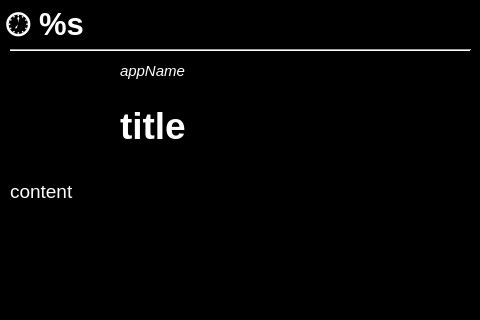
Above: ui/main.ui from bartekmuzyk/remoteNotificationsServer before the change. Below: the same form after it.
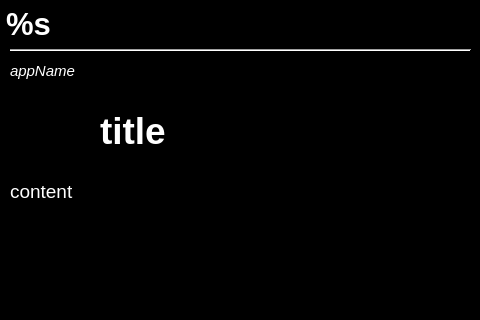
That is the form after the change.

Commit message: Wsparcie dla milisekund podczas synchronizowania czasu, możliwość przekazania informacji o powiadomieniu przez formularz typu x-www-form-urlencoded, dopracowane GUI

```diff
--- a/ui/main.ui
+++ b/ui/main.ui
@@ -45,9 +45,9 @@
     <property name="geometry">
      <rect>
       <x>10</x>
-      <y>60</y>
-      <width>101</width>
-      <height>101</height>
+      <y>90</y>
+      <width>81</width>
+      <height>81</height>
      </rect>
     </property>
     <property name="text">
@@ -60,9 +60,9 @@
    <widget class="QLabel" name="appName">
     <property name="geometry">
      <rect>
-      <x>120</x>
+      <x>10</x>
       <y>60</y>
-      <width>351</width>
+      <width>461</width>
       <height>21</height>
      </rect>
     </property>
@@ -80,21 +80,21 @@
    <widget class="QLabel" name="title">
     <property name="geometry">
      <rect>
-      <x>120</x>
-      <y>90</y>
-      <width>351</width>
-      <height>71</height>
+      <x>100</x>
+      <y>80</y>
+      <width>371</width>
+      <height>101</height>
      </rect>
     </property>
     <property name="minimumSize">
      <size>
-      <width>351</width>
+      <width>0</width>
       <height>0</height>
      </size>
     </property>
     <property name="maximumSize">
      <size>
-      <width>351</width>
+      <width>371</width>
       <height>16777215</height>
      </size>
     </property>
@@ -175,7 +175,7 @@
      </font>
     </property>
     <property name="text">
-     <string>🕖 %s</string>
+     <string>%s</string>
     </property>
    </widget>
   </widget>
```
The commit also changes 1 other file.
